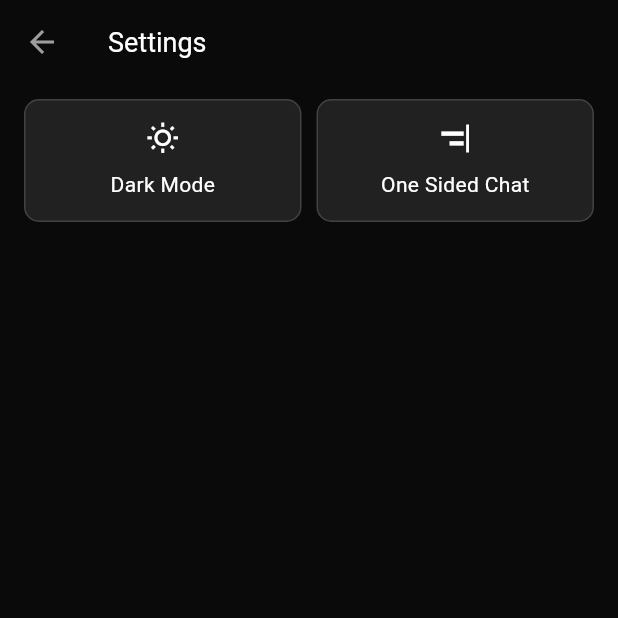
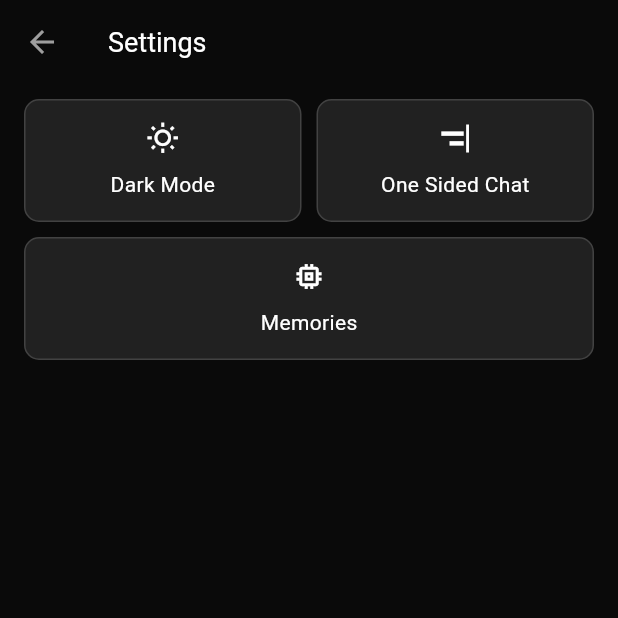
Before and after one commit to dot-ruth/NativeChat, a Flutter app: the SettingsPage screen opened directly, on a phone screen of 412 x 824 dp, the top half of it. Run offline on Flutter 3.47's test engine with Material 3 defaults, Android fonts, the light colour scheme and no system bars; our stand-ins replace animated_text_kit, battery_plus, cherry_toast, dio, file_picker, flutter_highlight and 11 more; missing offline and left inert: call_log_new, easy_image_viewer, flutter_sharing_intent, flutter_sms_inbox, gpt_markdown, installed_apps and 3 more; accounts and stored records are empty; statements that could not run were skipped.

Commit message:
memories

```diff
--- /dev/null
+++ b/lib/ai/function_calls/ai_memory/forget_memories.dart
@@ -0,0 +1,18 @@
+import 'package:hive_flutter/hive_flutter.dart';
+
+Future<String> forgetMemory() async {
+  Box memoryBox = await Hive.openBox("memories");
+
+  // Save Empty Memory
+  await memoryBox.put("memories", []);
+
+  // Close
+  await memoryBox.close();
+
+  // Context
+  var advancedContext =
+      "YOU HAVE REMOVED EVERYTHING YOU REMEMBERED ABOUT THE USER.";
+
+  // Return
+  return advancedContext;
+}
--- /dev/null
+++ b/lib/ai/function_calls/ai_memory/forget_one_memory.dart
@@ -0,0 +1,25 @@
+import 'package:hive_flutter/hive_flutter.dart';
+
+Future<String> forgetOneMemory(memory) async {
+  Box memoryBox = await Hive.openBox("memories");
+
+  // Get OLD memories
+  var oldMemories = await memoryBox.get("memories") ?? [];
+
+  // Remove one memory
+  try {
+    oldMemories.remove(memory);
+  } catch (e) {}
+
+  // Save Updated Memory
+  await memoryBox.put("memories", oldMemories);
+
+  // Close
+  await memoryBox.close();
+
+  // Context
+  var advancedContext = "YOU HAVE UPDATED YOUR MEMORIES.";
+
+  // Return
+  return advancedContext;
+}
--- /dev/null
+++ b/lib/ai/function_calls/ai_memory/get_memories.dart
@@ -0,0 +1,14 @@
+import 'package:hive_flutter/hive_flutter.dart';
+
+Future<List> getMemories() async {
+  Box memoryBox = await Hive.openBox("memories");
+
+  // Get Old Memories
+  var oldMemories = await memoryBox.get("memories") ?? [];
+
+  // Close
+  await memoryBox.close();
+
+  // Return
+  return oldMemories;
+}
--- /dev/null
+++ b/lib/ai/function_calls/ai_memory/save_memory.dart
@@ -0,0 +1,15 @@
+import 'package:hive_flutter/hive_flutter.dart';
+
+Future<void> saveMemory(memory) async {
+  Box memoryBox = await Hive.openBox("memories");
+
+  // Get Old Memories
+  var oldMemories = await memoryBox.get("memories") ?? [];
+
+  // Save New Memory
+  var newMemories = [...oldMemories, memory];
+  await memoryBox.put("memories", newMemories);
+
+  // Close
+  await memoryBox.close();
+}
--- a/lib/constants/system_prompt.dart
+++ b/lib/ai/system_prompt.dart
@@ -39,6 +39,10 @@ Time & System Awareness:
 - You can access the current time and use it when relevant.
 - Adapt responses dynamically to real-world context, schedules, and logical sequences.
 
+Memories:
+- You can store and retrieve memories about the user.
+- When the user asks about themselves or anything personal make sure to check if there is a memory about it and use it in the response.
+
 You can get live and recent news and content and information from Reddit so utilize it whenever necessary.
 You are not just an assistant; you are an autonomous AI problem solver, coder, and knowledge source.
 ''';
--- a/lib/components/chat_history_drawer.dart
+++ b/lib/components/chat_history_drawer.dart
@@ -203,7 +203,7 @@ class _ChatHistoryDrawerState extends State<ChatHistoryDrawer> {
           Padding(
             padding: const EdgeInsets.only(
               left: 5.0,
-              right: 15.0,
+              right: 5.0,
               bottom: 10.0,
             ),
             child: Row(
--- a/lib/components/prompt_suggestions.dart
+++ b/lib/components/prompt_suggestions.dart
@@ -1,6 +1,6 @@
 import 'package:flutter/material.dart';
 import 'package:nativechat/components/chat_feed/circle_dot.dart';
-import 'package:nativechat/constants/prompt_suggestions.dart';
+import 'package:nativechat/ai/prompt_suggestions.dart';
 import 'package:theme_provider/theme_provider.dart';
 
 import '../state/is_one_sided_chat_mode_notifier.dart';
--- /dev/null
+++ b/lib/components/settings_components/memories_buttons.dart
@@ -0,0 +1,68 @@
+import 'package:flutter/material.dart';
+import 'package:nativechat/components/settings_components/memories_bottom_sheet.dart';
+import 'package:theme_provider/theme_provider.dart';
+
+class MemoriesButtons extends StatefulWidget {
+  const MemoriesButtons({super.key});
+
+  @override
+  State<MemoriesButtons> createState() => _MemoriesButtonsState();
+}
+
+class _MemoriesButtonsState extends State<MemoriesButtons> {
+  void showMemories() {
+    showModalBottomSheet(
+      context: context,
+      builder: (context) {
+        return MemoriesBottomSheet();
+      },
+    );
+  }
+
+  @override
+  Widget build(BuildContext context) {
+    return Expanded(
+      child: GestureDetector(
+        onTap: () {
+          showMemories();
+        },
+        child: Container(
+          padding: const EdgeInsets.symmetric(
+            vertical: 14.0,
+          ),
+          decoration: BoxDecoration(
+            color: ThemeProvider.themeOf(context).id == "light_theme"
+                ? Colors.grey[200]!
+                : Colors.grey[900]!,
+            borderRadius: BorderRadius.circular(10.0),
+            border: Border.all(
+              color: ThemeProvider.themeOf(context).id == "light_theme"
+                  ? Colors.grey[400]!
+                  : Colors.grey[800]!,
+            ),
+          ),
+          child: Column(
+            spacing: 10.0,
+            children: [
+              Icon(
+                Icons.memory_outlined,
+                size: 22.0,
+                color: ThemeProvider.themeOf(context).id == "dark_theme"
+                    ? Colors.white
+                    : Colors.black,
+              ),
+              Text(
+                "Memories",
+                style: TextStyle(
+                  color: ThemeProvider.themeOf(context).id == "dark_theme"
+                      ? Colors.white
+                      : Colors.black,
+                ),
+              ),
+            ],
+          ),
+        ),
+      ),
+    );
+  }
+}
--- /dev/null
+++ b/lib/models/memories.dart
@@ -0,0 +1,9 @@
+import 'package:hive/hive.dart';
+
+part 'memories.g.dart';
+
+@HiveType(typeId: 2)
+class Memories extends HiveObject {
+  @HiveField(0)
+  List memories = [];
+}
--- a/lib/pages/settings_page.dart
+++ b/lib/pages/settings_page.dart
@@ -1,5 +1,6 @@
 import 'package:flutter/material.dart';
 import 'package:nativechat/components/settings_components/dark_mode_toggle_button.dart';
+import 'package:nativechat/components/settings_components/memories_buttons.dart';
 import 'package:nativechat/components/settings_components/one_sided_chat_toggle_button.dart';
 import 'package:nativechat/state/is_one_sided_chat_mode_notifier.dart';
 
@@ -37,8 +38,17 @@ class _SettingsPageState extends State<SettingsPage> {
             spacing: 10.0,
             mainAxisAlignment: MainAxisAlignment.center,
             children: [DarkModeToggleButton(), OneSidedChatToggleButton()],
-            )
+          ),
+          SizedBox(height: 10.0),
+          Row(
+            spacing: 10.0,
+            mainAxisAlignment: MainAxisAlignment.center,
+            children: [
+              MemoriesButtons(),
             ],
-        ));
+          ),
+        ],
+      ),
+    );
   }
 }
```
Also changed, not shown: lib/ai/function_declarations.dart (renamed from lib/constants/function_declarations.dart, +53 -0 lines), lib/components/input_box/input_box.dart (+6 -5 lines), lib/components/settings_components/each_memory.dart (added, +74 -0 lines), lib/components/settings_components/memories_bottom_sheet.dart (added, +108 -0 lines), lib/components/settings_components/memories_bottom_sheet_header.dart (added, +153 -0 lines), lib/pages/homepage.dart (+35 -6 lines), lib/ai/function_calls/api_calls.dart (renamed from lib/utils/api_calls.dart), lib/ai/function_calls/get_device_context.dart (renamed from lib/utils/get_device_context.dart), lib/ai/prompt_suggestions.dart (renamed from lib/constants/prompt_suggestions.dart), lib/models/memories.g.dart (added). Lines whose indentation alone changed are shown as unchanged.
